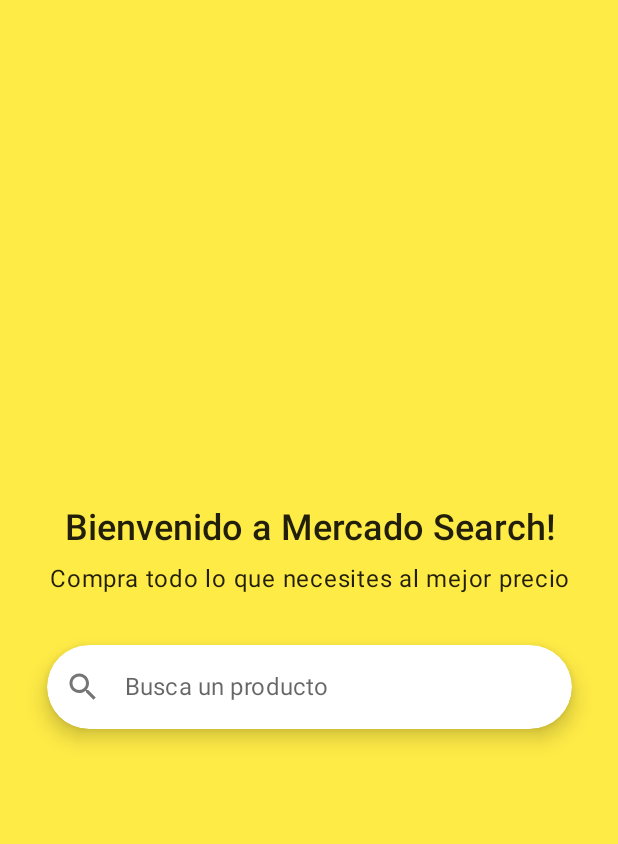
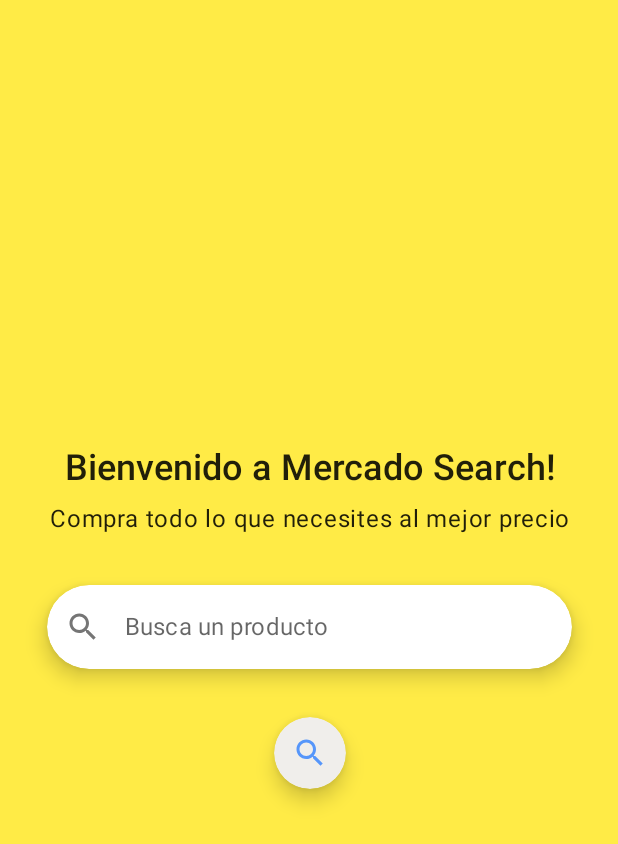
Before and after one commit to juanchosandox90/MercadoSearch, an Android app built with Jetpack Compose: the screen it shows after launch (MainSearchActivity), on a phone screen of 412 x 824 dp. Shown: the top 844 px of the screen. Run offline under Robolectric (Android 15) with nearby library versions, the phone set to English and light mode, and no system bars; our stand-ins replace Dagger/Hilt's generated code, Timber, accompanist.

Commit message:
Search results screen (Navigation)
- Add the button to search in the main screen to navigate to the results screen

```diff
--- a/app/src/main/java/com/sandoval/mercadosearch/ui/compose/SearchTextField.kt
+++ b/app/src/main/java/com/sandoval/mercadosearch/ui/compose/SearchTextField.kt
@@ -23,7 +23,6 @@ import androidx.compose.ui.graphics.RectangleShape
 import androidx.compose.ui.graphics.Shape
 import androidx.compose.ui.platform.LocalFocusManager
 import androidx.compose.ui.platform.LocalSoftwareKeyboardController
-import androidx.compose.ui.res.stringResource
 import androidx.compose.ui.text.input.ImeAction
 import androidx.compose.ui.text.input.KeyboardCapitalization
 import androidx.compose.ui.text.input.TextFieldValue
--- a/app/src/main/java/com/sandoval/mercadosearch/ui/search_products/screens/SearchProductScreen.kt
+++ b/app/src/main/java/com/sandoval/mercadosearch/ui/search_products/screens/SearchProductScreen.kt
@@ -13,7 +13,6 @@ import androidx.compose.runtime.Composable
 import androidx.compose.ui.Alignment
 import androidx.compose.ui.Modifier
 import androidx.compose.ui.draw.shadow
-import androidx.compose.ui.graphics.Color
 import androidx.compose.ui.platform.LocalConfiguration
 import androidx.compose.ui.platform.LocalFocusManager
 import androidx.compose.ui.text.input.TextFieldValue
@@ -21,7 +20,6 @@ import androidx.compose.ui.text.style.TextAlign
 import androidx.compose.ui.tooling.preview.Devices
 import androidx.compose.ui.tooling.preview.Preview
 import androidx.compose.ui.unit.dp
-import com.sandoval.mercadosearch.ui.compose.RectangleSearchTextField
 import com.sandoval.mercadosearch.ui.compose.RoundedSearchTextField
 import com.sandoval.mercadosearch.ui.theme.*
 
@@ -29,6 +27,7 @@ import com.sandoval.mercadosearch.ui.theme.*
 fun SearchProductScreen(
     searchTextValue: TextFieldValue
 ) {
+    val focusManager = LocalFocusManager.current
     Box(
         modifier = Modifier
             .fillMaxSize()
@@ -55,6 +54,27 @@ fun SearchProductScreen(
                 padding = PaddingValues(top = 32.dp),
                 searchTextValue = searchTextValue
             )
+            val isSearchEnabled = searchTextValue.text.isBlank().not()
+
+            IconButton(
+                modifier = Modifier
+                    .padding(top = 32.dp)
+                    .shadow(elevation = 8.dp, shape = CircleShape)
+                    .background(
+                        color = if (isSearchEnabled) MercadoSearchBlue else MercadoSearchBrightGray,
+                        shape = CircleShape
+                    ),
+                enabled = isSearchEnabled,
+                onClick = {
+                    focusManager.clearFocus(force = true)
+                }
+            ) {
+                Icon(
+                    imageVector = Icons.Default.Search,
+                    tint = MercadoSearchBlue,
+                    contentDescription = "Search icon"
+                )
+            }
         }
     }
 }
```
